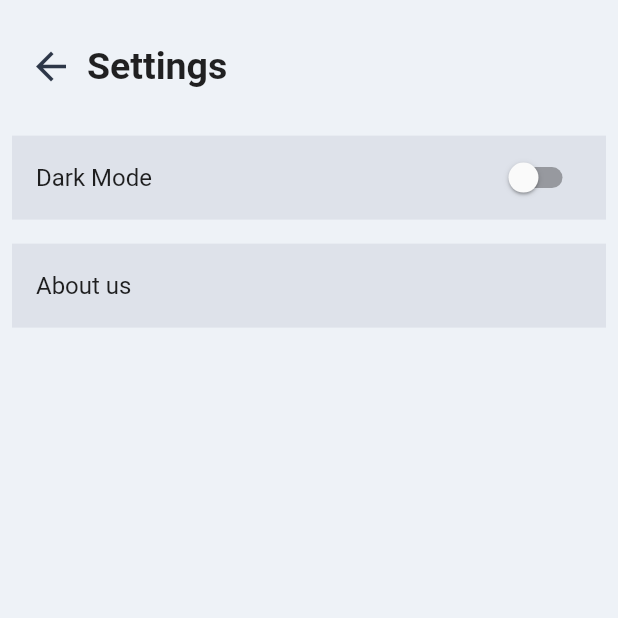
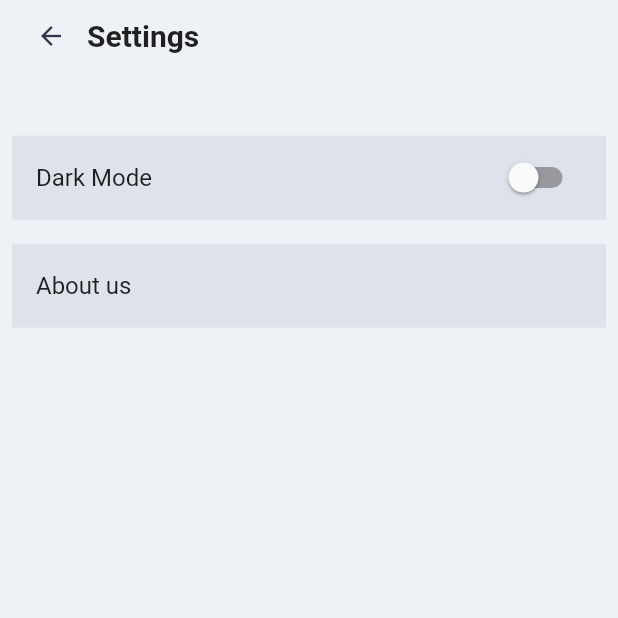
Before and after one commit to Safin9/Tutor-Group, a Flutter app: the screen it shows after launch, item 3 of the bottom bar chosen, after a tap on the "settings" icon, on a phone screen of 412 x 824 dp, the top half of it. Run offline on Flutter 3.47's test engine with Material 2 defaults, Android fonts, the light colour scheme and no system bars; our stand-ins replace bottom_navy_bar, device_preview, firebase_core, get, get_storage, lottie and 1 more; accounts and stored records are empty.

Commit message:
some commits for designing

```diff
--- a/lib/main.dart
+++ b/lib/main.dart
@@ -1,3 +1,5 @@
+import 'package:device_preview/device_preview.dart';
+import 'package:flutter/foundation.dart';
 import 'package:flutter/material.dart';
 import 'package:get_storage/get_storage.dart';
 import 'package:tutor_group/root_screen.dart';
@@ -8,7 +10,10 @@ void main() async {
   await storage.initStorage;
   await Firebase.initializeApp();
 
-  runApp(const MyApp());
+  runApp(DevicePreview(
+    enabled: !kReleaseMode,
+    builder: (context) => const MyApp(),
+  ));
 }
 
 final storage = GetStorage();
--- a/lib/screens/chat_screen.dart
+++ b/lib/screens/chat_screen.dart
@@ -13,7 +13,7 @@ class ChatScreen extends StatelessWidget {
           child: Stack(
             children: const [
               Positioned(
-                top: 20,
+                top: 0,
                 left: 20,
                 child: Text(
                   'Chats',
--- a/lib/screens/explore_screen.dart
+++ b/lib/screens/explore_screen.dart
@@ -13,7 +13,7 @@ class ExploreScreen extends StatelessWidget {
           child: Stack(
             children: const [
               Positioned(
-                top: 20,
+                top: 0,
                 left: 20,
                 child: Text(
                   'Home',
--- a/lib/screens/home_screen.dart
+++ b/lib/screens/home_screen.dart
@@ -35,14 +35,14 @@ class _HomeScreenState extends State<HomeScreen> {
   Widget build(BuildContext context) {
     bool isDark = Theme.of(context).brightness == Brightness.dark;
 
-    return SafeArea(
-      child: Scaffold(
+    return Scaffold(
       body: SizedBox(
         height: double.infinity,
         width: double.infinity,
         child: Stack(
           children: [
             Column(
+              mainAxisAlignment: MainAxisAlignment.start,
               children: [
                 Expanded(
                     child:
@@ -69,20 +69,20 @@ class _HomeScreenState extends State<HomeScreen> {
                 )),
               ],
             ),
-              Positioned.fill(
-                top: 10,
-                child: Align(
-                  alignment: Alignment.topCenter,
-                  child: ClipOval(
-                    child: Container(
-                      height: 80,
-                      width: 80,
-                      color: Colors.red,
-                      child: const Center(child: Text('Profile')),
-                    ),
-                  ),
-                ),
-              ),
+            // Positioned.fill(
+            //   top: 29,
+            //   child: Align(
+            //     alignment: Alignment.topCenter,
+            //     child: ClipOval(
+            //       child: Container(
+            //         height: 80,
+            //         width: 80,
+            //         color: Colors.red,
+            //         child: const Center(child: Text('Profile')),
+            //       ),
+            //     ),
+            //   ),
+            // ),
           ],
         ),
       ),
@@ -95,8 +95,7 @@ class _HomeScreenState extends State<HomeScreen> {
           BottomNavyBarItem(
               textAlign: TextAlign.center,
               activeColor: isDark ? Colors.white : Colors.black,
-                icon:
-                    Icon(currentIndex == 0 ? Icons.home : Icons.home_outlined),
+              icon: Icon(currentIndex == 0 ? Icons.home : Icons.home_outlined),
               title: const Text('Home')),
           BottomNavyBarItem(
               textAlign: TextAlign.center,
@@ -120,7 +119,6 @@ class _HomeScreenState extends State<HomeScreen> {
           );
         }),
       ),
-      ),
     );
   }
 }
--- a/lib/screens/profile.dart
+++ b/lib/screens/profile.dart
@@ -20,24 +20,29 @@ class _ProfileState extends State<Profile> {
         ? utils.textWhiteD
         : utils.textBlackL;
     final bool isAndroid = Platform.isAndroid;
-    return Scaffold(
+    return SafeArea(
+      child: Scaffold(
         body: SizedBox(
           width: double.infinity,
           height: double.infinity,
           child: Stack(
             children: [
               Positioned(
-              top: 10,
+                top: 0,
                 left: 20,
                 right: 20,
                 child: Row(
+                  crossAxisAlignment: CrossAxisAlignment.start,
                   children: [
                     const Text(
                       'Profile',
-                    style: TextStyle(fontSize: 18, fontWeight: FontWeight.bold),
+                      style:
+                          TextStyle(fontSize: 18, fontWeight: FontWeight.bold),
                     ),
                     const Spacer(),
                     IconButton(
+                      highlightColor: Colors.transparent,
+                      splashColor: Colors.transparent,
                       onPressed: () {
                         Get.to(
                           () => const Settings(),
@@ -47,7 +52,7 @@ class _ProfileState extends State<Profile> {
                       icon: Icon(
                         Icons.settings,
                         color: color,
-                      size: 30,
+                        size: 25,
                       ),
                     ),
                   ],
@@ -56,6 +61,7 @@ class _ProfileState extends State<Profile> {
             ],
           ),
         ),
+      ),
     );
   }
 }
--- a/lib/screens/setting_page.dart
+++ b/lib/screens/setting_page.dart
@@ -25,32 +25,34 @@ class _SettingsState extends State<Settings> {
         ? utils.textWhiteD
         : utils.textBlackL;
     final size = MediaQuery.of(context).size;
-    return SafeArea(
-      child: Scaffold(
-        body: SizedBox(
+    return Scaffold(
+      body: SafeArea(
+        child: SizedBox(
           width: double.infinity,
           height: double.infinity,
           child: Stack(
             children: [
               Positioned(
-                top: 20,
+                top: 0,
                 left: 10,
                 child: Row(
                   children: [
                     IconButton(
+                      splashColor: Colors.transparent,
+                      highlightColor: Colors.transparent,
                       onPressed: () {
-                        Navigator.of(context).pop();
+                        Get.back();
                       },
                       icon: Icon(
                         (isAndroid ? Icons.arrow_back : Icons.arrow_back_ios),
                         color: color,
-                        size: 30,
+                        size: 20,
                       ),
                     ),
                     const Text(
                       'Settings',
                       style:
-                          TextStyle(fontSize: 25, fontWeight: FontWeight.bold),
+                          TextStyle(fontSize: 20, fontWeight: FontWeight.bold),
                     ),
                   ],
                 ),
--- a/pubspec.yaml
+++ b/pubspec.yaml
@@ -43,6 +43,7 @@ dependencies:
   pinput: ^2.2.11
   firebase_core: ^1.20.0
   cloud_firestore: ^3.4.2
+  device_preview: ^1.1.0
 
 dev_dependencies:
   flutter_test:
```
Also changed, not shown: pubspec.lock, 1 other file. Lines whose indentation alone changed are shown as unchanged.
